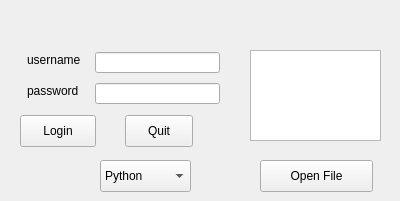
mikuyves/qt5_tutorial, file login.ui: the form before one commit.
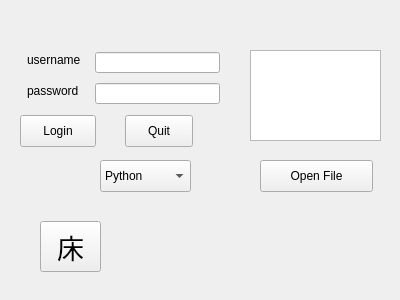
The form after the commit.

Commit message: Add: Voice Button by QSound

Diff of the .ui file:
```diff
--- a/login.ui
+++ b/login.ui
@@ -7,19 +7,19 @@
     <x>0</x>
     <y>0</y>
     <width>400</width>
-    <height>201</height>
+    <height>300</height>
    </rect>
   </property>
   <property name="minimumSize">
    <size>
     <width>400</width>
-    <height>201</height>
+    <height>300</height>
    </size>
   </property>
   <property name="maximumSize">
    <size>
     <width>400</width>
-    <height>201</height>
+    <height>300</height>
    </size>
   </property>
   <property name="windowTitle">
@@ -150,6 +150,37 @@
     <string>Open File</string>
    </property>
   </widget>
+  <widget class="QPushButton" name="chuang3bed_pushButton">
+   <property name="geometry">
+    <rect>
+     <x>40</x>
+     <y>221</y>
+     <width>61</width>
+     <height>51</height>
+    </rect>
+   </property>
+   <property name="font">
+    <font>
+     <family>YuMincho +36p Kana</family>
+     <pointsize>20</pointsize>
+     <weight>50</weight>
+     <italic>false</italic>
+     <bold>false</bold>
+     <underline>false</underline>
+     <strikeout>false</strikeout>
+     <kerning>true</kerning>
+    </font>
+   </property>
+   <property name="autoFillBackground">
+    <bool>false</bool>
+   </property>
+   <property name="text">
+    <string>床</string>
+   </property>
+   <property name="checkable">
+    <bool>false</bool>
+   </property>
+  </widget>
  </widget>
  <resources/>
  <connections/>
```
The commit also changes 4 other files.
